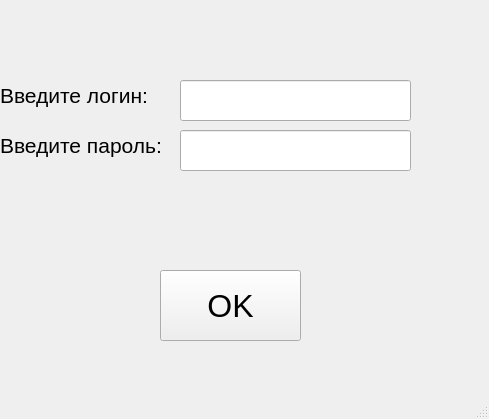
Before: the Qt Designer form login.ui in j3glove/course2_lab3, drawn with Qt 5.
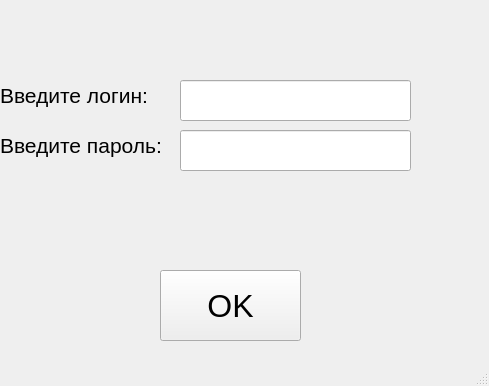
After: the same form once the commit is applied.

```diff
--- a/login.ui
+++ b/login.ui
@@ -7,7 +7,7 @@
     <x>0</x>
     <y>0</y>
     <width>489</width>
-    <height>419</height>
+    <height>386</height>
    </rect>
   </property>
   <property name="windowTitle">
```
